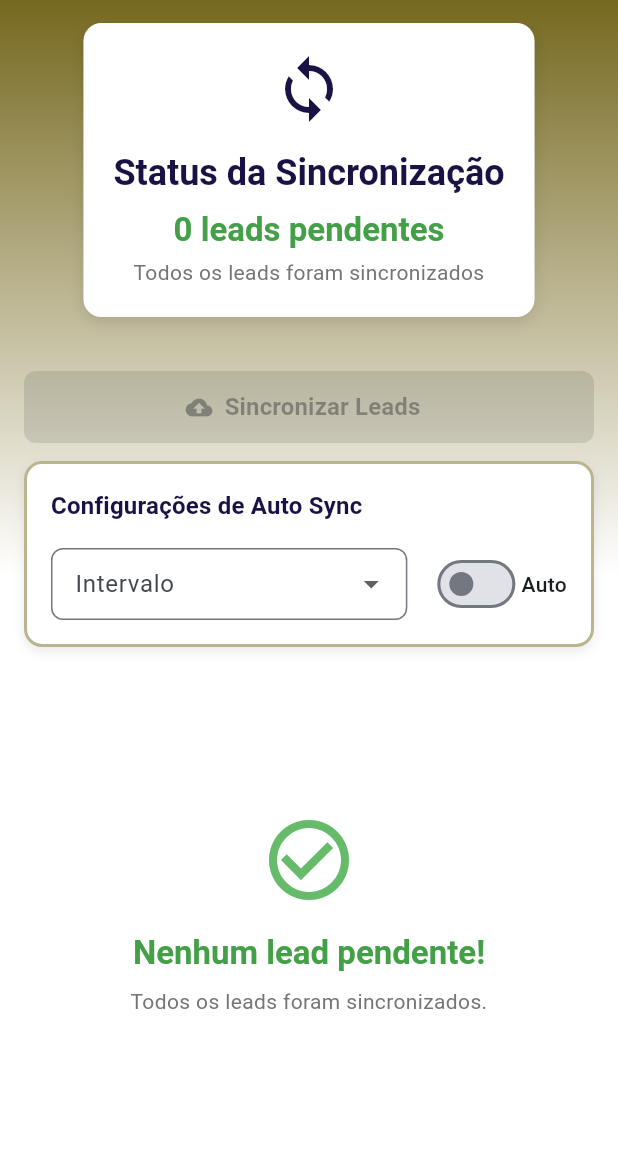
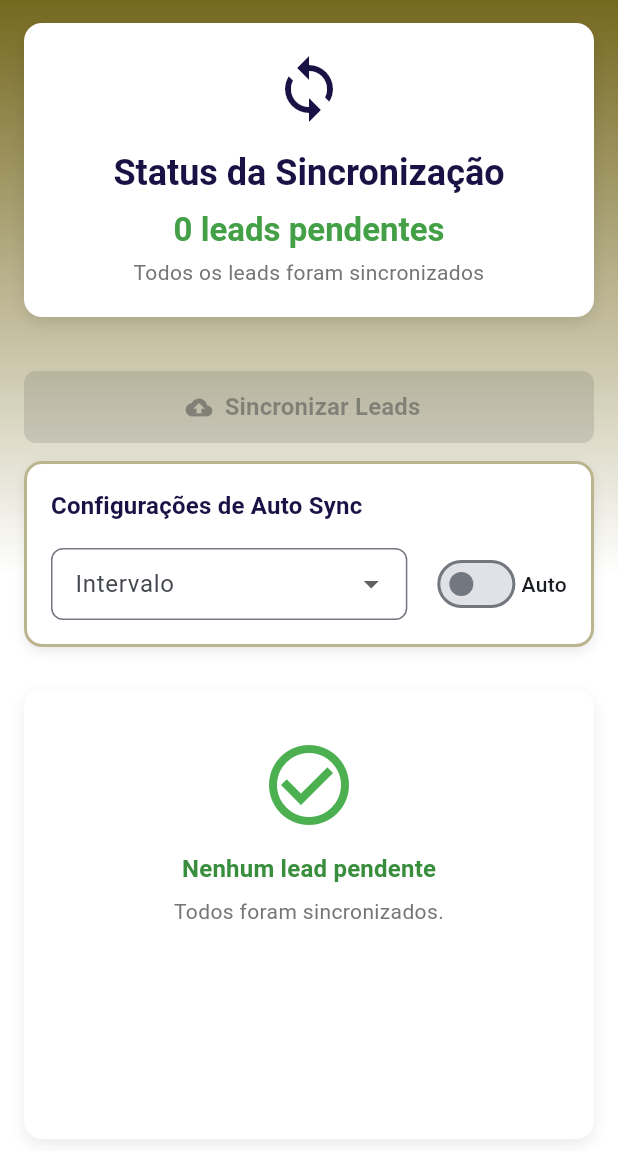
Before and after one commit to BrunoDalI/teste_ws_work_flutter, a Flutter app: the LeadSyncPage screen opened directly, on a phone screen of 412 x 824 dp, the part 85-1236 px from its top. Run offline on Flutter 3.47's test engine with Material 3 defaults, Android fonts, the phone set to English and light mode, and no system bars; our stand-ins replace dartz, dio, equatable, flutter_bloc, get_it, mask_text_input_formatter and 1 more; accounts and stored records are empty; network calls fail.

Commit message:
feat: Enhance car and lead synchronization pages with responsive layouts and improved UI components

```diff
--- a/lib/features/lead/presentation/pages/lead_sync_page.dart
+++ b/lib/features/lead/presentation/pages/lead_sync_page.dart
@@ -66,13 +66,17 @@ class _LeadSyncBody extends StatelessWidget {
             }
           },
           builder: (context, state) {
-            return Column(
-              children: [
-                SyncStatusCard(state: state),
-                const SizedBox(height: 20),
-                SyncActionButtons(state: state),
-                const SizedBox(height: 20),
-                if (state is LeadSyncLoaded) UnsentLeadsList(state: state),
+            return CustomScrollView(
+              slivers: [
+                SliverToBoxAdapter(child: SyncStatusCard(state: state)),
+                const SliverToBoxAdapter(child: SizedBox(height: 20)),
+                SliverToBoxAdapter(child: SyncActionButtons(state: state)),
+                const SliverToBoxAdapter(child: SizedBox(height: 20)),
+                if (state is LeadSyncLoaded)
+                  SliverFillRemaining(
+                    hasScrollBody: true,
+                    child: UnsentLeadsList(state: state, expand: false),
+                  ),
               ],
             );
           },
--- a/lib/features/lead/presentation/widgets/unsent_leads_list.dart
+++ b/lib/features/lead/presentation/widgets/unsent_leads_list.dart
@@ -1,51 +1,21 @@
 import 'package:flutter/material.dart';
-import 'package:flutter_bloc/flutter_bloc.dart';
-import '../bloc/lead_sync_bloc.dart';
-import '../bloc/lead_sync_event.dart';
 import '../bloc/lead_sync_state.dart';
 
+/// Minimal, clean list of unsent leads.
+/// Parent (page) is responsible for providing height constraints (e.g. wrapping in Expanded).
 class UnsentLeadsList extends StatelessWidget {
   final LeadSyncLoaded state;
-
-  const UnsentLeadsList({required this.state, super.key});
+  final bool expand; // if true wrap with Expanded automatically
+  const UnsentLeadsList({super.key, required this.state, this.expand = false});
 
   @override
   Widget build(BuildContext context) {
+    Widget body;
     if (state.unsentLeads.isEmpty) {
-      return Expanded(
-        child: Center(
-          child: Column(
-            mainAxisAlignment: MainAxisAlignment.center,
-            children: [
-              Icon(Icons.check_circle_outline, size: 64, color: Colors.green[400]),
-              const SizedBox(height: 16),
-              Text(
-                'Nenhum lead pendente!',
-                style: Theme.of(context).textTheme.titleLarge?.copyWith(
-                  color: Colors.green[600],
-                  fontWeight: FontWeight.bold,
-                ),
-              ),
-              const SizedBox(height: 8),
-              Text(
-                'Todos os leads foram sincronizados.',
-                style: TextStyle(color: Colors.grey[600]),
-                textAlign: TextAlign.center,
-              ),
-            ],
-          ),
-        ),
-      );
-    }
-
-    return Expanded(
-      child: RefreshIndicator(
-        key: const Key('leadSyncRefreshIndicator'),
-        onRefresh: () async {
-          context.read<LeadSyncBloc>().add(const LoadUnsentLeadsEvent());
-        },
-        child: Container(
-          margin: const EdgeInsets.all(16),
+      body = const _EmptyState();
+    } else {
+      body = Container(
+        margin: const EdgeInsets.symmetric(horizontal: 16),
         decoration: BoxDecoration(
           color: Colors.white,
           borderRadius: BorderRadius.circular(12),
@@ -61,7 +31,7 @@ class UnsentLeadsList extends StatelessWidget {
           crossAxisAlignment: CrossAxisAlignment.start,
           children: [
             Padding(
-                padding: const EdgeInsets.all(16),
+              padding: const EdgeInsets.fromLTRB(16, 16, 16, 8),
               child: Text(
                 'Leads Pendentes (${state.unsentLeads.length})',
                 style: Theme.of(context).textTheme.titleMedium?.copyWith(
@@ -70,9 +40,10 @@ class UnsentLeadsList extends StatelessWidget {
                     ),
               ),
             ),
+            const Divider(height: 1),
             Expanded(
               child: ListView.separated(
-                  padding: const EdgeInsets.only(bottom: 16),
+                padding: const EdgeInsets.only(bottom: 12),
                 itemCount: state.unsentLeads.length,
                 separatorBuilder: (context, index) => Divider(
                   height: 1,
@@ -81,23 +52,29 @@ class UnsentLeadsList extends StatelessWidget {
                 itemBuilder: (context, index) {
                   final lead = state.unsentLeads[index];
                   return ListTile(
+                    contentPadding: const EdgeInsets.symmetric(horizontal: 16, vertical: 4),
                     leading: CircleAvatar(
                       backgroundColor: Colors.orange[100],
-                        child: Icon(Icons.person, color: Colors.orange[600]),
+                      child: Icon(Icons.person, color: Colors.orange[700]),
                     ),
                     title: Text(
                       lead.userName,
                       style: const TextStyle(fontWeight: FontWeight.w600),
                     ),
-                      subtitle: Column(
+                    subtitle: Padding(
+                      padding: const EdgeInsets.only(top: 2),
+                      child: Column(
                         crossAxisAlignment: CrossAxisAlignment.start,
                         children: [
-                          Text(lead.userEmail),
+                          Text(lead.userEmail, maxLines: 1, overflow: TextOverflow.ellipsis),
                           Text(
                             '${lead.carModel} - ${lead.formattedCarValue}',
                             style: TextStyle(color: Colors.grey[600], fontSize: 12),
+                            maxLines: 1,
+                            overflow: TextOverflow.ellipsis,
                           ),
                         ],
+                      ),
                     ),
                     trailing: Icon(Icons.sync_problem, color: Colors.orange[600]),
                   );
@@ -106,7 +83,51 @@ class UnsentLeadsList extends StatelessWidget {
             ),
           ],
         ),
+      );
+    }
+
+    if (expand) return Expanded(child: body);
+    return body;
+  }
+}
+
+class _EmptyState extends StatelessWidget {
+  const _EmptyState();
+  @override
+  Widget build(BuildContext context) {
+    return Container(
+      margin: const EdgeInsets.symmetric(horizontal: 16, vertical: 8),
+      padding: const EdgeInsets.all(32),
+      decoration: BoxDecoration(
+        color: Colors.white,
+        borderRadius: BorderRadius.circular(12),
+        boxShadow: [
+          BoxShadow(
+            color: Colors.black.withAlpha(20),
+            blurRadius: 8,
+            offset: const Offset(0, 4),
           ),
+        ],
+      ),
+      child: Column(
+        mainAxisSize: MainAxisSize.min,
+        children: [
+          Icon(Icons.check_circle_outline, size: 64, color: Colors.green[500]),
+          const SizedBox(height: 12),
+          Text(
+            'Nenhum lead pendente',
+            style: Theme.of(context).textTheme.titleMedium?.copyWith(
+                  fontWeight: FontWeight.bold,
+                  color: Colors.green[700],
+                ),
+          ),
+          const SizedBox(height: 6),
+          Text(
+            'Todos foram sincronizados.',
+            style: TextStyle(color: Colors.grey[600]),
+            textAlign: TextAlign.center,
+          ),
+        ],
       ),
     );
   }
```
Also changed, not shown: lib/features/cars/presentation/pages/car_page.dart (+40 -14 lines), lib/features/lead/presentation/pages/leads_page.dart (+59 -37 lines). Lines whose indentation alone changed are shown as unchanged.
